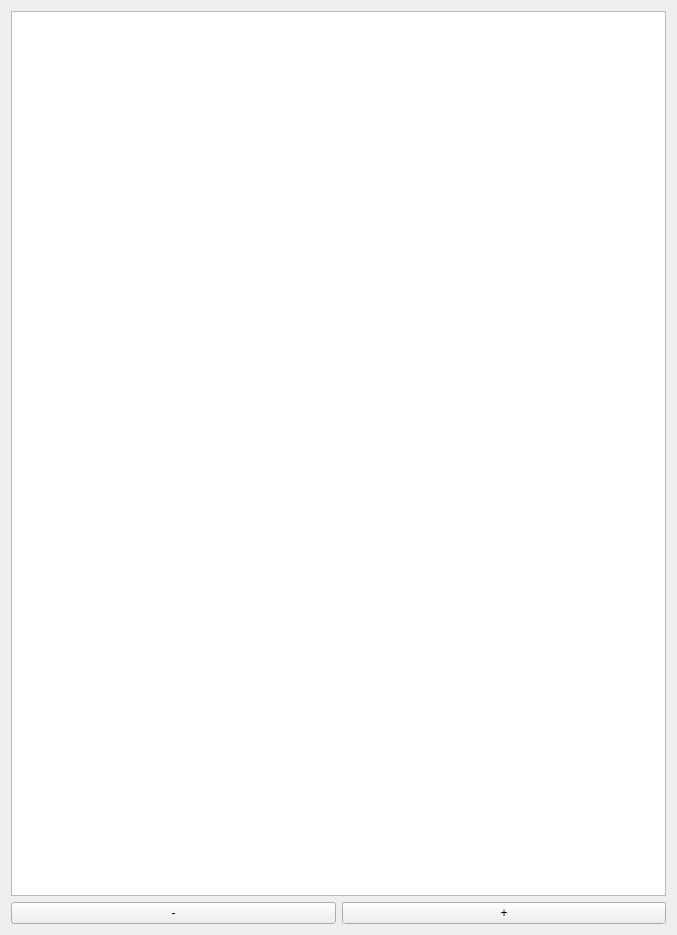
XmYx/ainodes-pyside, file frontend/ui_widgets/preview.ui: the form before one commit.
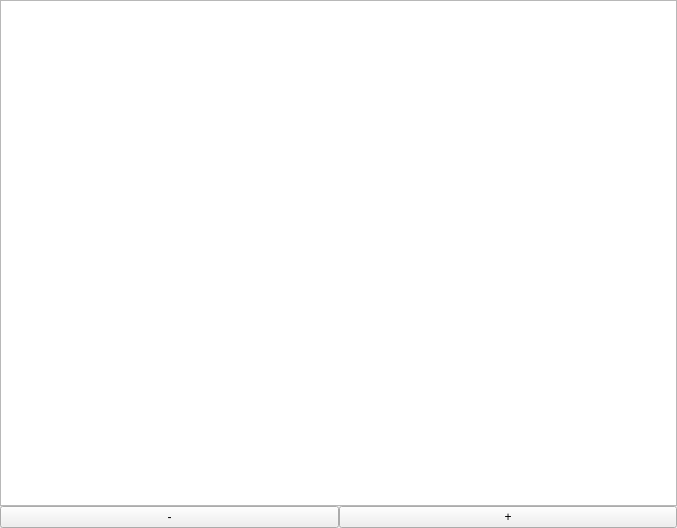
The form after the commit.

Commit message: more preview, sometimes crashes

```diff
--- a/frontend/ui_widgets/preview.ui
+++ b/frontend/ui_widgets/preview.ui
@@ -7,7 +7,7 @@
     <x>0</x>
     <y>0</y>
     <width>677</width>
-    <height>935</height>
+    <height>528</height>
    </rect>
   </property>
   <property name="sizePolicy">
@@ -26,6 +26,21 @@
    <string notr="true"/>
   </property>
   <layout class="QVBoxLayout" name="verticalLayout">
+   <property name="spacing">
+    <number>0</number>
+   </property>
+   <property name="leftMargin">
+    <number>0</number>
+   </property>
+   <property name="topMargin">
+    <number>0</number>
+   </property>
+   <property name="rightMargin">
+    <number>0</number>
+   </property>
+   <property name="bottomMargin">
+    <number>0</number>
+   </property>
    <item>
     <layout class="QGridLayout" name="gridLayout">
      <item row="0" column="0" colspan="2">
```
The commit also changes 9 other files.
